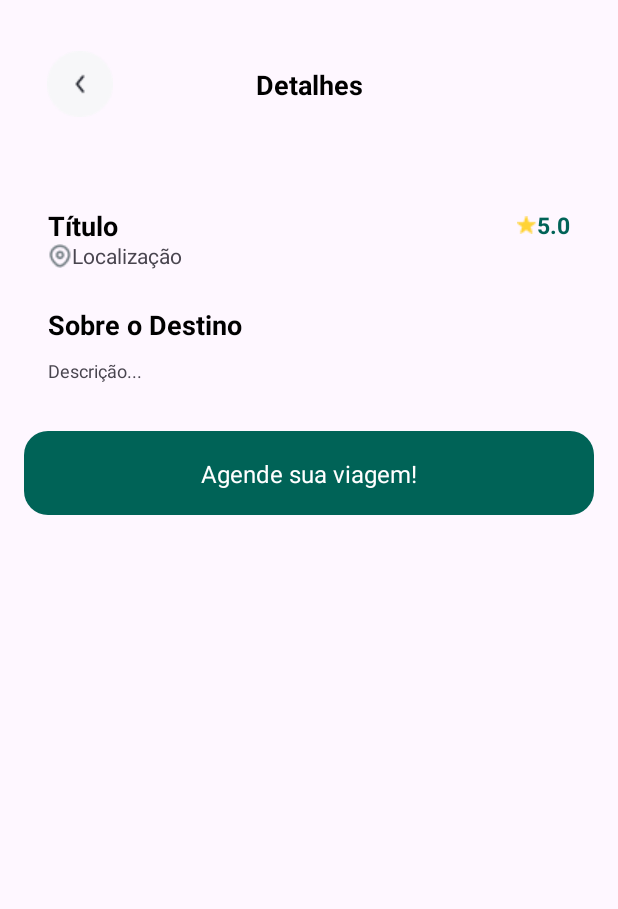
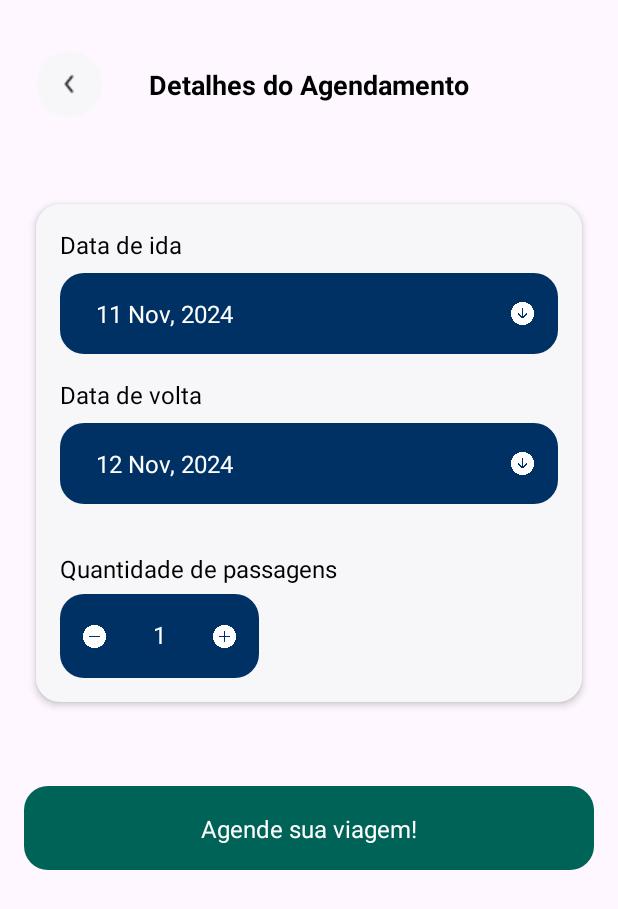
Before and after one commit to DeveloperJotape/iTourNew, an Android app: the DetailsActivity screen opened directly, with no data from a screen before it, after a tap on "Agende sua viagem!", on a phone screen of 412 x 824 dp. Shown: the top 909 px of the screen. Run offline under Robolectric (Android 15) with nearby library versions, the phone set to English and light mode, and no system bars; Roboto replaces fonts that are not available here; 5 statements that could not run were skipped.

Commit message:
New: Tela de agendamento concluída

```diff
--- a/app/build.gradle
+++ b/app/build.gradle
@@ -1,6 +1,6 @@
 plugins {
-    alias(libs.plugins.android.application)
-    alias(libs.plugins.google.gms.google.services)
+    id 'com.android.application'
+    id 'com.google.gms.google-services'
 }
 
 android {
@@ -40,4 +40,5 @@ dependencies {
     testImplementation libs.junit
     androidTestImplementation libs.ext.junit
     androidTestImplementation libs.espresso.core
+    implementation platform('com.google.firebase:firebase-bom:33.5.1')
 }
--- a/app/src/main/AndroidManifest.xml
+++ b/app/src/main/AndroidManifest.xml
@@ -42,6 +42,9 @@
         <activity
             android:name=".Activities.DetailsActivity"
             android:exported="true" />
+        <activity
+            android:name=".Activities.AppointmentActivity"
+            android:exported="true" />
     </application>
 
 </manifest>
--- a/app/src/main/java/com/example/itouratt/Activities/AppointmentActivity.java
+++ b/app/src/main/java/com/example/itouratt/Activities/AppointmentActivity.java
@@ -1,4 +1,106 @@
 package com.example.itouratt.Activities;
 
-public class AppointmentActivity {
+import android.app.DatePickerDialog;
+import android.content.Intent;
+import android.os.Bundle;
+import android.view.View;
+import android.widget.ImageView;
+import android.widget.TextView;
+
+import androidx.activity.EdgeToEdge;
+import androidx.appcompat.app.AppCompatActivity;
+import com.example.itouratt.R;
+
+import java.text.SimpleDateFormat;
+import java.util.Calendar;
+import java.util.Locale;
+
+public class AppointmentActivity extends AppCompatActivity {
+    private int passengers = 1;
+    private ImageView btnPlus, btnMinus, btnDeparture, btnReturn;
+    private TextView travelPassengers, departureDate, returnDate;
+    private SimpleDateFormat dateFormat = new SimpleDateFormat("d MMM, yyyy", Locale.ENGLISH);
+    private Calendar calendar = Calendar.getInstance();
+
+    @Override
+    protected void onCreate(Bundle savedInstanceState) {
+        super.onCreate(savedInstanceState);
+        EdgeToEdge.enable(this);
+        setContentView(R.layout.activity_appointment);
+
+        initPassengers();
+        initDatePickup();
+    }
+
+    private void initDatePickup() {
+        departureDate = findViewById(R.id.departureDate);
+        returnDate = findViewById(R.id.returnDate);
+        btnDeparture = findViewById(R.id.btnDeparture);
+        btnReturn = findViewById(R.id.btnReturn);
+
+        Calendar calendarToday = Calendar.getInstance();
+        String currentDate = dateFormat.format(calendarToday.getTime());
+        departureDate.setText(currentDate);
+
+        Calendar calendarTomorrow = Calendar.getInstance();
+        calendarTomorrow.add(Calendar.DAY_OF_YEAR, 1);
+        String tomorrowDate = dateFormat.format(calendarTomorrow.getTime());
+        returnDate.setText(tomorrowDate);
+
+        btnDeparture.setOnClickListener(view -> {
+            showDatePickerDialog(departureDate);
+        });
+
+        btnReturn.setOnClickListener(view -> {
+            showDatePickerDialog(returnDate);
+        });
+
+    }
+
+    private void initPassengers() {
+        travelPassengers = findViewById(R.id.travelPassengers);
+        btnPlus = findViewById(R.id.btnPlus);
+        btnMinus = findViewById(R.id.btnMinus);
+
+        btnPlus.setOnClickListener(new View.OnClickListener() {
+            @Override
+            public void onClick(View view) {
+                if (passengers < 5) {
+                    passengers++;
+                    travelPassengers.setText(Integer.toString(passengers));
+                }
+
+            }
+        });
+
+        btnMinus.setOnClickListener(new View.OnClickListener() {
+            @Override
+            public void onClick(View view) {
+                if(passengers > 1){
+                    passengers--;
+                    travelPassengers.setText(Integer.toString(passengers));
+                }
+            }
+        });
+
+    }
+
+    private void showDatePickerDialog(TextView textView) {
+        int year = calendar.get(Calendar.YEAR);
+        int month = calendar.get(Calendar.MONTH);
+        int day = calendar.get(Calendar.DAY_OF_MONTH);
+
+        DatePickerDialog datePickerDialog = new DatePickerDialog(this, (view, selectedYear, selectedMonth, selectedDay) -> {
+            calendar.set(selectedYear, selectedMonth, selectedDay);
+            String formattedDate = dateFormat.format(calendar.getTime());
+            textView.setText(formattedDate);
+        }, year, month, day);
+        datePickerDialog.show();
+    }
+
+    public void detailsActivity(View view) {
+        Intent in = new Intent(AppointmentActivity.this, DetailsActivity.class);
+        startActivity(in);
+    }
+
 }
--- a/app/src/main/java/com/example/itouratt/Activities/DetailsActivity.java
+++ b/app/src/main/java/com/example/itouratt/Activities/DetailsActivity.java
@@ -57,7 +57,7 @@ public class DetailsActivity extends AppCompatActivity {
         startActivity(in);
     }
 
-    public void appointmentActivity() {
+    public void appointmentActivity(View view) {
         Intent in = new Intent(DetailsActivity.this, AppointmentActivity.class);
         startActivity(in);
     }
--- a/app/src/main/res/layout/activity_appointment.xml
+++ b/app/src/main/res/layout/activity_appointment.xml
@@ -26,19 +26,18 @@
                 android:layout_gravity="center_vertical"
                 android:layout_marginTop="32dp"
                 android:layout_marginBottom="32dp"
-                android:onClick="screenHome">
+                android:layout_marginStart="24dp"
+                android:layout_marginEnd="24dp">
 
                 <ImageView
                     android:id="@+id/btnBack"
                     android:layout_width="wrap_content"
                     android:layout_height="wrap_content"
-                    android:layout_marginEnd="64dp"
+                    android:onClick="detailsActivity"
                     app:layout_constraintBottom_toBottomOf="parent"
-                    app:layout_constraintEnd_toStartOf="@+id/txtDetails"
                     app:layout_constraintStart_toStartOf="parent"
                     app:layout_constraintTop_toTopOf="parent"
-                    app:srcCompat="@drawable/back"
-                    android:onClick="homeActivity"/>
+                    app:srcCompat="@drawable/back" />
 
                 <TextView
                     android:id="@+id/txtDetails"
@@ -76,67 +75,87 @@
                     app:layout_constraintTop_toTopOf="parent">
 
                     <TextView
-                        android:id="@+id/fromTxt"
+                        android:id="@+id/departureText"
                         android:layout_width="match_parent"
                         android:layout_height="wrap_content"
                         android:fontFamily="@font/georama"
-                        android:text="De"
+                        android:text="Data de ida"
                         android:textColor="@color/black"
-                        android:textSize="16dp" />
+                        android:textSize="16dp"
+                        android:layout_marginBottom="8dp"/>
 
                     <androidx.constraintlayout.widget.ConstraintLayout
                         android:layout_width="match_parent"
-                        android:layout_height="match_parent">
+                        android:layout_height="wrap_content"
+                        android:background="@drawable/blue_box"
+                        >
 
-                        <EditText
-                            android:id="@+id/formLocation"
-                            android:layout_width="match_parent"
-                            android:layout_height="56dp"
-                            android:background="@drawable/blue_box"
-                            android:textColorHint="@color/white"
+                        <TextView
+                            android:id="@+id/departureDate"
+                            android:layout_width="wrap_content"
+                            android:layout_height="wrap_content"
+                            android:layout_marginLeft="8dp"
                             android:fontFamily="@font/georama_light"
-                            android:hint="Location"
+                            android:hint="16/05/2024"
                             android:inputType="text"
                             android:padding="16dp"
+                            android:textColor="@color/white"
                             android:textSize="16sp"
-                            android:layout_marginTop="8dp"
-                            android:layout_marginBottom="16dp"
                             app:layout_constraintBottom_toBottomOf="parent"
-                            app:layout_constraintEnd_toEndOf="parent"
                             app:layout_constraintStart_toStartOf="parent"
                             app:layout_constraintTop_toTopOf="parent" />
+
+                        <ImageView
+                            android:id="@+id/btnDeparture"
+                            android:layout_width="15dp"
+                            android:layout_height="15dp"
+                            android:layout_marginRight="16dp"
+                            app:layout_constraintBottom_toBottomOf="@+id/departureDate"
+                            app:layout_constraintEnd_toEndOf="parent"
+                            app:layout_constraintTop_toTopOf="@+id/departureDate"
+                            app:srcCompat="@drawable/arrow_down" />
                     </androidx.constraintlayout.widget.ConstraintLayout>
 
                     <TextView
-                        android:id="@+id/fromTxt2"
+                        android:id="@+id/returnText"
                         android:layout_width="match_parent"
                         android:layout_height="wrap_content"
                         android:fontFamily="@font/georama"
-                        android:text="Para"
+                        android:layout_marginTop="16dp"
+                        android:text="Data de volta"
                         android:textColor="@color/black"
-                        android:textSize="16dp" />
+                        android:textSize="16dp"
+                        android:layout_marginBottom="8dp"/>
 
                     <androidx.constraintlayout.widget.ConstraintLayout
                         android:layout_width="match_parent"
-                        android:layout_height="match_parent">
+                        android:layout_height="wrap_content"
+                        android:background="@drawable/blue_box">
 
-                        <EditText
-                            android:id="@+id/travelFormTo"
-                            android:layout_width="match_parent"
-                            android:layout_height="56dp"
-                            android:background="@drawable/blue_box"
-                            android:textColorHint="@color/white"
+                        <TextView
+                            android:id="@+id/returnDate"
+                            android:layout_width="wrap_content"
+                            android:layout_height="wrap_content"
+                            android:layout_marginLeft="8dp"
                             android:fontFamily="@font/georama_light"
-                            android:hint="Location"
+                            android:hint="16/05/2024"
                             android:inputType="text"
                             android:padding="16dp"
+                            android:textColor="@color/white"
                             android:textSize="16sp"
-                            android:layout_marginTop="8dp"
-                            android:layout_marginBottom="16dp"
+                            app:layout_constraintBottom_toBottomOf="parent"
+                            app:layout_constraintStart_toStartOf="parent"
+                            app:layout_constraintTop_toTopOf="parent" />
+
+                        <ImageView
+                            android:id="@+id/btnReturn"
+                            android:layout_width="15dp"
+                            android:layout_height="15dp"
+                            android:layout_marginRight="16dp"
                             app:layout_constraintBottom_toBottomOf="parent"
                             app:layout_constraintEnd_toEndOf="parent"
-                            app:layout_constraintStart_toStartOf="parent"
-                            app:layout_constraintTop_toTopOf="parent" />
+                            app:layout_constraintTop_toTopOf="@+id/returnDate"
+                            app:srcCompat="@drawable/arrow_down" />
                     </androidx.constraintlayout.widget.ConstraintLayout>
 
                     <TextView
@@ -150,28 +169,54 @@
                         android:layout_marginTop="32dp"/>
 
                     <androidx.constraintlayout.widget.ConstraintLayout
-                        android:layout_width="match_parent"
-                        android:layout_height="match_parent">
+                        android:layout_width="wrap_content"
+                        android:layout_height="match_parent"
+                        android:background="@drawable/blue_box"
+                        android:layout_marginTop="6dp"
+                        >
 
-                        <EditText
-                            android:id="@+id/travelPassangers"
-                            android:layout_width="64dp"
+                        <ImageView
+                            android:id="@+id/btnMinus"
+                            android:layout_width="15dp"
+                            android:layout_height="15dp"
+                            android:layout_marginRight="15dp"
+                            android:layout_marginLeft="15dp"
+                            app:layout_constraintBottom_toBottomOf="@+id/travelPassengers"
+                            app:layout_constraintEnd_toStartOf="@+id/travelPassengers"
+                            app:layout_constraintStart_toStartOf="parent"
+                            app:layout_constraintTop_toTopOf="@+id/travelPassengers"
+                            app:srcCompat="@drawable/minus"
+                            />
+
+                        <TextView
+                            android:id="@+id/travelPassengers"
+                            android:layout_width="wrap_content"
                             android:layout_height="56dp"
-                            android:layout_marginTop="8dp"
-                            android:layout_marginBottom="16dp"
-                            android:background="@drawable/blue_box"
                             android:fontFamily="@font/georama_light"
                             android:hint="1"
                             android:inputType="number"
                             android:padding="16dp"
+                            android:textColor="@color/white"
                             android:textColorHint="@color/white"
                             android:textSize="16sp"
                             app:layout_constraintBottom_toBottomOf="parent"
                             app:layout_constraintEnd_toEndOf="parent"
-                            app:layout_constraintHorizontal_bias="0.0"
                             app:layout_constraintStart_toStartOf="parent"
-                            app:layout_constraintTop_toTopOf="parent"
-                            app:layout_constraintVertical_bias="0.0" />
+                            app:layout_constraintTop_toTopOf="parent" />
+
+                        <ImageView
+                            android:id="@+id/btnPlus"
+                            android:layout_width="15dp"
+                            android:layout_height="15dp"
+                            android:layout_marginLeft="15dp"
+                            android:layout_marginRight="15dp"
+                            app:layout_constraintBottom_toBottomOf="@+id/travelPassengers"
+                            app:layout_constraintEnd_toEndOf="parent"
+                            app:layout_constraintStart_toEndOf="@+id/travelPassengers"
+                            app:layout_constraintTop_toTopOf="@+id/travelPassengers"
+                            app:srcCompat="@drawable/plus"
+                            />
+
                     </androidx.constraintlayout.widget.ConstraintLayout>
 
                 </LinearLayout>
@@ -193,7 +238,6 @@
                 android:layout_marginTop="32dp"
                 android:layout_marginEnd="16dp"
                 android:background="@drawable/button"
-                android:onClick="appointmentActivity"
                 >
 
                 <TextView
--- a/app/src/main/res/layout/activity_details.xml
+++ b/app/src/main/res/layout/activity_details.xml
@@ -26,19 +26,20 @@
                 android:layout_gravity="center_vertical"
                 android:layout_marginTop="32dp"
                 android:layout_marginBottom="32dp"
-                android:onClick="screenHome">
+                android:layout_marginStart="24dp"
+                android:layout_marginEnd="24dp"
+                >
 
                 <ImageView
                     android:id="@+id/btnBack"
                     android:layout_width="wrap_content"
                     android:layout_height="wrap_content"
-                    android:layout_marginEnd="64dp"
+                    android:onClick="homeActivity"
                     app:layout_constraintBottom_toBottomOf="parent"
-                    app:layout_constraintEnd_toStartOf="@+id/txtDetails"
                     app:layout_constraintStart_toStartOf="parent"
                     app:layout_constraintTop_toTopOf="parent"
                     app:srcCompat="@drawable/back"
-                    android:onClick="homeActivity"/>
+                    />
 
                 <TextView
                     android:id="@+id/txtDetails"
--- a/build.gradle
+++ b/build.gradle
@@ -1,6 +1,5 @@
 // Top-level build file where you can add configuration options common to all sub-projects/modules.
 plugins {
-
-alias(libs.plugins.android.application) apply false
+    alias(libs.plugins.android.application) apply false
     alias(libs.plugins.google.gms.google.services) apply false
 }
--- a/settings.gradle
+++ b/settings.gradle
@@ -9,6 +9,9 @@ pluginManagement {
         }
         mavenCentral()
         gradlePluginPortal()
+        maven {
+            url = uri("https://jitpack.io")
+        }
     }
 }
 dependencyResolutionManagement {
@@ -16,6 +19,9 @@ dependencyResolutionManagement {
     repositories {
         google()
         mavenCentral()
+        maven {
+            url = uri("https://jitpack.io")
+        }
     }
 }
 
```
Also changed, not shown: app/src/main/java/com/example/itouratt/BaseActivity.java (added, +28 -0 lines), app/src/main/res/drawable/arrow_down.png (added), app/src/main/res/drawable/minus.png (added), app/src/main/res/drawable/plus.png (added), 1 other file.
